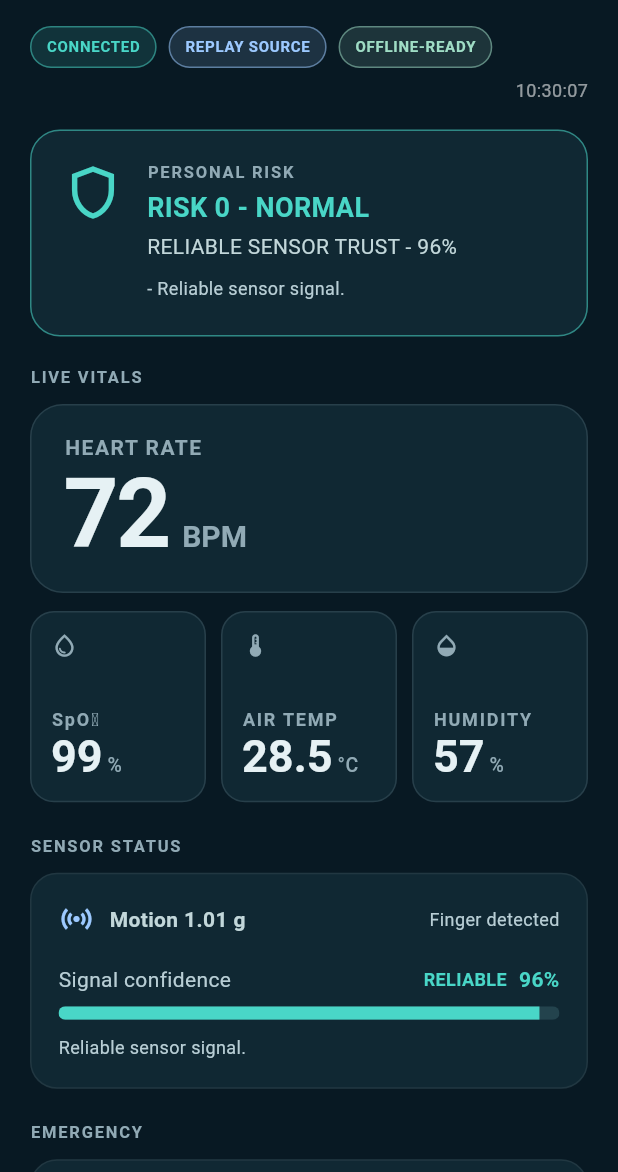
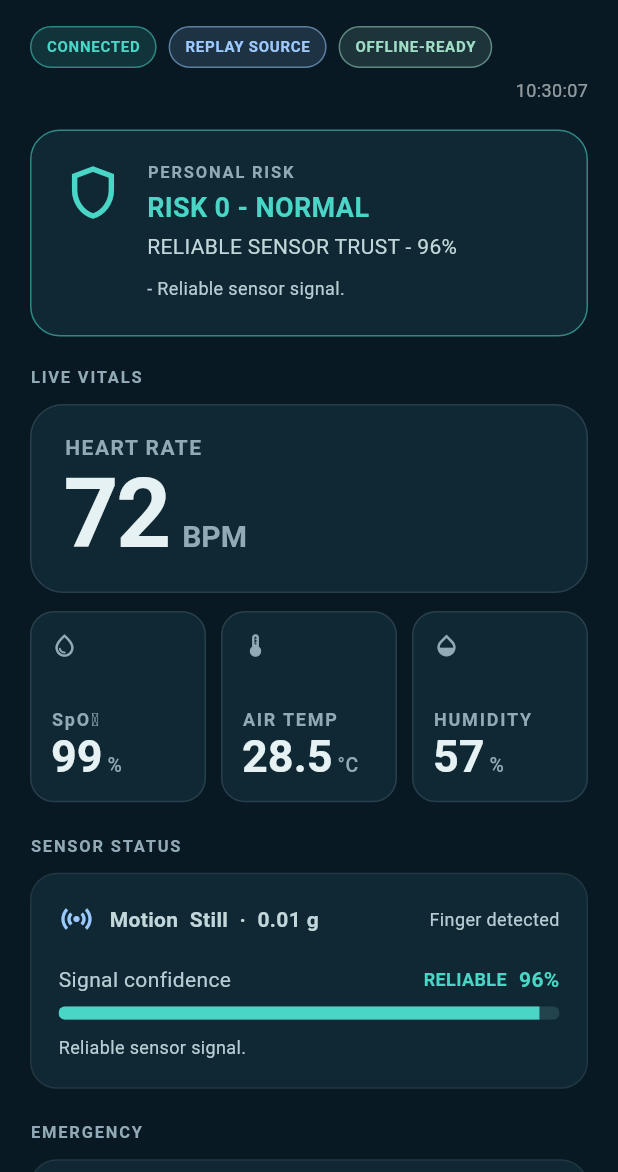
Before and after one commit to souvik-OOPS/SIH-2026, a Flutter app: the screen it shows after launch, on a phone screen of 412 x 824 dp, the part 64-1236 px from its top. Run offline on Flutter 3.47's test engine with Material 3 defaults, Android fonts, the phone set to English and light mode, and no system bars; our stand-ins replace flutter_blue_plus, shared_preferences, sqflite; accounts and stored records are empty; project files that could hold a hidden picture were left out.

Commit message:
Stop reporting gravity as movement on the dashboard
The motion card printed the raw accelerometer magnitude, which is not a
motion reading. An accelerometer at rest measures one gravity, so a band
lying perfectly still on a table reported "Motion 1.00 g" - a number that
reads as movement to anyone looking at it, and never falls to zero however
still the wearer is.

Subtract gravity and the figure sits near zero when nothing is happening,
which is what the card was always meant to convey. The number is still shown
next to a plain state - Still, Light movement, Active - so the reading stays
inspectable rather than becoming a bare label.

Co-Authored-By: Claude Opus 5 <noreply@anthropic.com>

```diff
--- a/mobile/lib/core/models/telemetry_frame.dart
+++ b/mobile/lib/core/models/telemetry_frame.dart
@@ -98,6 +98,27 @@ class TelemetryFrame {
     return math.sqrt(x * x + y * y + z * z);
   }
 
+  /// Acceleration beyond gravity, in g.
+  ///
+  /// The raw magnitude is not a motion reading: an accelerometer at rest
+  /// measures one gravity, so a perfectly still band reports about 1.00 and
+  /// the dashboard rendered that as "Motion 1.00 g" - movement where there is
+  /// none. Subtracting gravity gives a figure that actually sits near zero
+  /// when nothing is happening.
+  double? get motionIntensityG {
+    final magnitude = accelerometerMagnitude;
+    return magnitude == null ? null : (magnitude - 1.0).abs();
+  }
+
+  /// Human-readable activity state, or null when the IMU has no reading.
+  String? get activityLabel {
+    final intensity = motionIntensityG;
+    if (intensity == null) return null;
+    if (intensity < 0.08) return 'Still';
+    if (intensity < 0.30) return 'Light movement';
+    return 'Active';
+  }
+
   TelemetryFrame copyWith({
     DateTime? timestamp,
     TelemetryConnectivity? connectivity,
--- a/mobile/lib/features/monitoring/dashboard_screen.dart
+++ b/mobile/lib/features/monitoring/dashboard_screen.dart
@@ -787,7 +787,10 @@ class _SensorStatusCard extends StatelessWidget {
               const SizedBox(width: 10),
               Expanded(
                 child: Text(
-                  'Motion ${frame.accelerometerMagnitude?.toStringAsFixed(2) ?? '--'} g',
+                  frame.activityLabel == null
+                      ? 'Motion  --'
+                      : 'Motion  ${frame.activityLabel}'
+                            '  ·  ${frame.motionIntensityG!.toStringAsFixed(2)} g',
                   style: const TextStyle(fontWeight: FontWeight.w600),
                 ),
               ),
```
